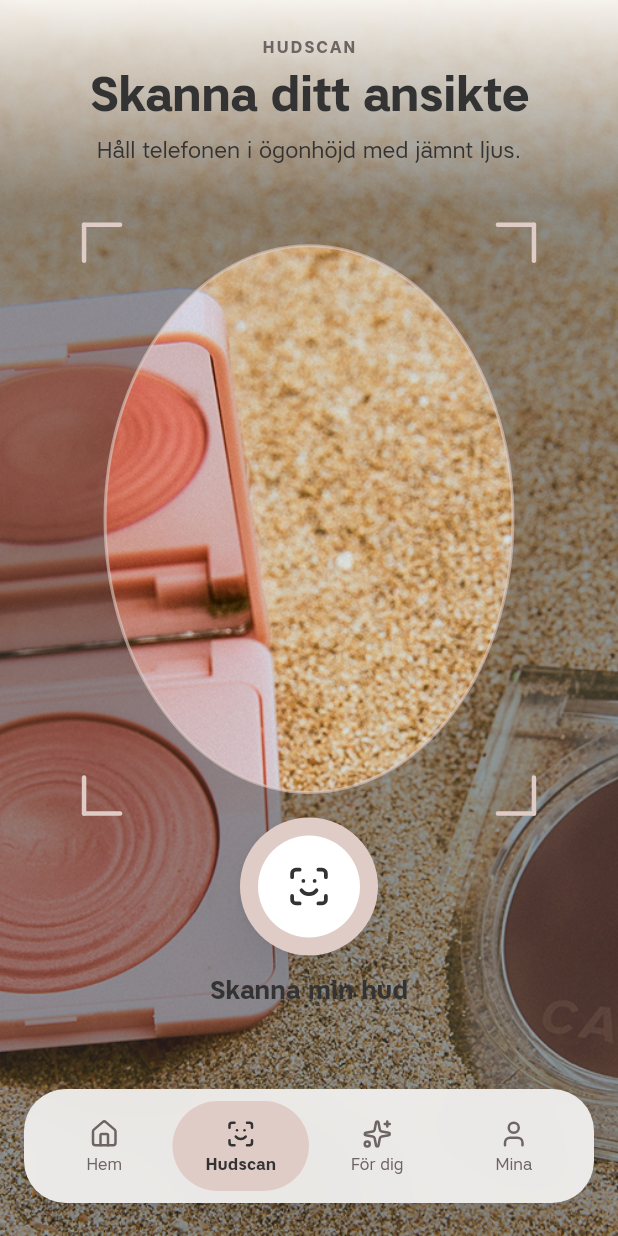
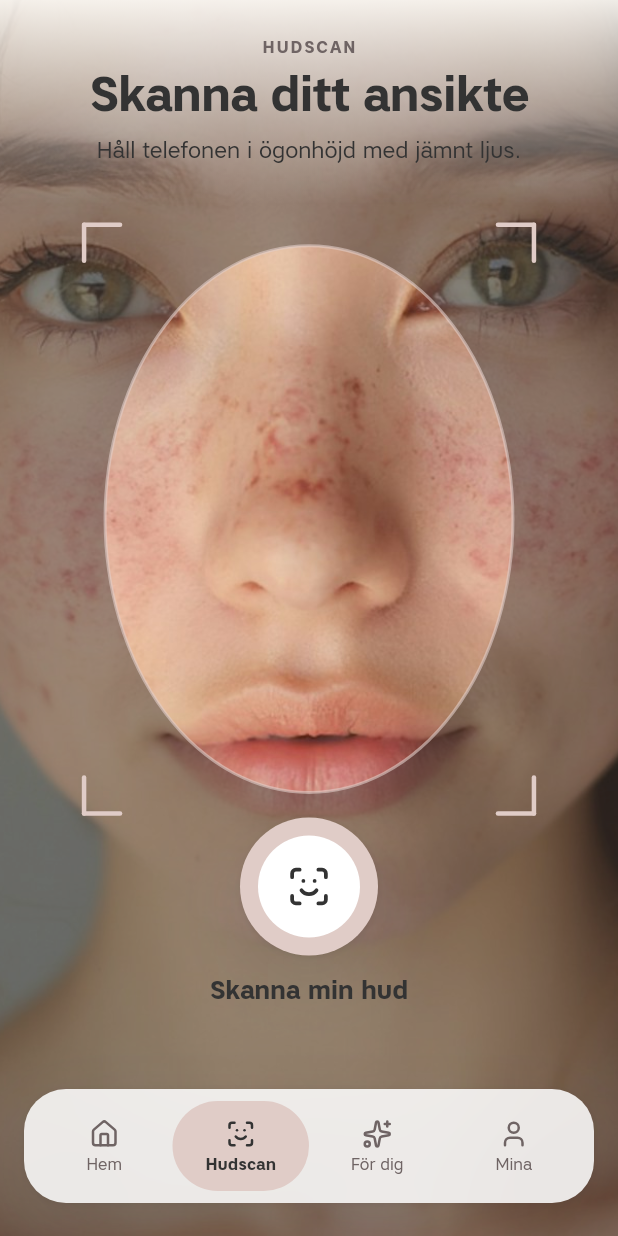
Before and after one commit to third-act/caiacosmetics-9, a Flutter app: the screen it shows after launch, item 2 of the bottom bar chosen, on a phone screen of 412 x 824 dp. Run offline on Flutter 3.47's test engine with Material 3 defaults, Android fonts, the phone set to English and light mode, and no system bars; our stand-ins replace lucide_icons_flutter; missing offline and left inert: dart:html.

Commit message:
Fix Hudscan scan backdrop: face portrait plate (c8 pattern) (#2)
Replace product flatlay behind the Hudscan oval with a staged face
portrait asset. Hudscan now loads ansikte-lifestyle.jpg with c8 alignment
so a real face fills the scan window under the chrome.

Co-authored-by: Cursor Agent <cursoragent@cursor.com>
Co-authored-by: parvei79 <parvei79@users.noreply.github.com>

```diff
--- a/lib/ui/views/hudscan/hudscan_view.dart
+++ b/lib/ui/views/hudscan/hudscan_view.dart
@@ -46,9 +46,9 @@ class _HudscanViewState extends State<HudscanView> {
         fit: StackFit.expand,
         children: [
           Image.asset(
-            'assets/images/ansikte-scan.jpg',
+            'assets/images/ansikte-lifestyle.jpg',
             fit: BoxFit.cover,
-            alignment: const Alignment(0, -0.2),
+            alignment: const Alignment(0, -0.25),
             errorBuilder: (context, error, stack) =>
                 const ColoredBox(color: AppColors.plateHigh),
           ),
```
Also changed, not shown: assets/images/ansikte-lifestyle.jpg (added).
